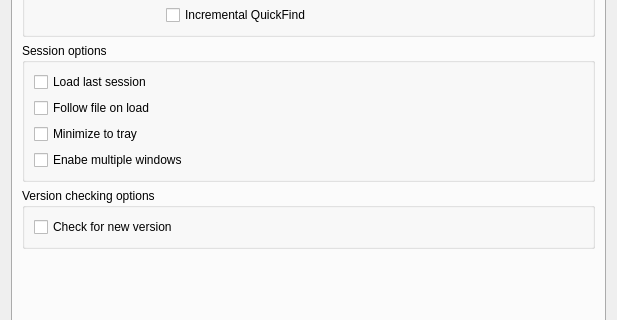
The window that src/ui/include/optionsdialog.ui (nickbnf/glogg) describes before a commit, drawn with Qt 5; both pictures show x 0 to 617 and y 126 to 446 of the 617 by 619 pixel window.
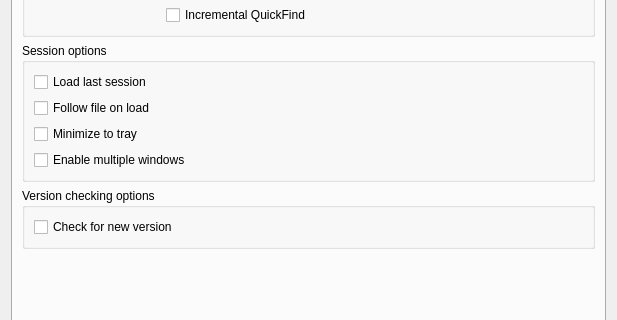
The same window after the commit.

Patch:
```diff
--- a/src/ui/include/optionsdialog.ui
+++ b/src/ui/include/optionsdialog.ui
@@ -126,7 +126,7 @@
           <item>
            <widget class="QCheckBox" name="multipleWindowsCheckBox">
             <property name="text">
-             <string>Enabe multiple windows</string>
+             <string>Enable multiple windows</string>
             </property>
            </widget>
           </item>
```
